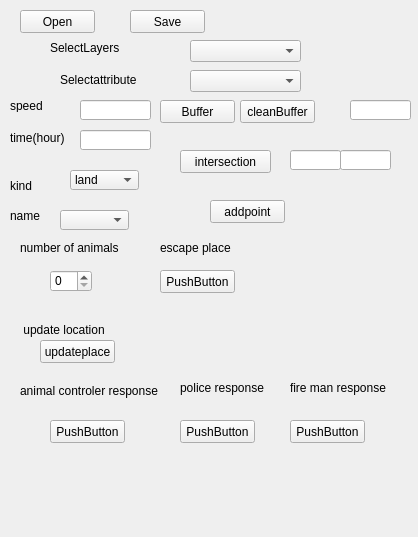
This is escapers/escapers_dockwidget_base.ui in tarapakis/GEO1005 as Qt 5 draws it before an edit. The edited form follows.
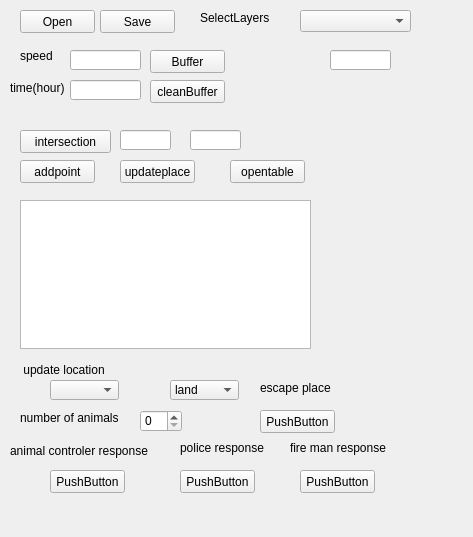
This is the edited form.

```diff
--- a/escapers/escapers_dockwidget_base.ui
+++ b/escapers/escapers_dockwidget_base.ui
@@ -6,7 +6,7 @@
    <rect>
     <x>0</x>
     <y>0</y>
-    <width>418</width>
+    <width>473</width>
     <height>537</height>
    </rect>
   </property>
@@ -17,8 +17,8 @@
    <widget class="QComboBox" name="comboBox">
     <property name="geometry">
      <rect>
-      <x>70</x>
-      <y>170</y>
+      <x>170</x>
+      <y>380</y>
       <width>69</width>
       <height>20</height>
      </rect>
@@ -42,8 +42,8 @@
    <widget class="QComboBox" name="comboBox_2">
     <property name="geometry">
      <rect>
-      <x>60</x>
-      <y>210</y>
+      <x>50</x>
+      <y>380</y>
       <width>69</width>
       <height>20</height>
      </rect>
@@ -53,7 +53,7 @@
     <property name="geometry">
      <rect>
       <x>50</x>
-      <y>420</y>
+      <y>470</y>
       <width>75</width>
       <height>23</height>
      </rect>
@@ -65,8 +65,8 @@
    <widget class="QSpinBox" name="spinBox">
     <property name="geometry">
      <rect>
-      <x>50</x>
-      <y>270</y>
+      <x>140</x>
+      <y>410</y>
       <width>42</width>
       <height>22</height>
      </rect>
@@ -75,8 +75,8 @@
    <widget class="QPushButton" name="cleanButton">
     <property name="geometry">
      <rect>
-      <x>240</x>
-      <y>100</y>
+      <x>150</x>
+      <y>80</y>
       <width>75</width>
       <height>23</height>
      </rect>
@@ -88,8 +88,8 @@
    <widget class="QPushButton" name="pushButton_3">
     <property name="geometry">
      <rect>
-      <x>160</x>
-      <y>270</y>
+      <x>260</x>
+      <y>410</y>
       <width>75</width>
       <height>23</height>
      </rect>
@@ -102,7 +102,7 @@
     <property name="geometry">
      <rect>
       <x>20</x>
-      <y>240</y>
+      <y>410</y>
       <width>141</width>
       <height>16</height>
      </rect>
@@ -115,8 +115,8 @@
     <property name="geometry">
      <rect>
       <x>20</x>
-      <y>320</y>
-      <width>251</width>
+      <y>360</y>
+      <width>111</width>
       <height>20</height>
      </rect>
     </property>
@@ -127,8 +127,8 @@
    <widget class="QLabel" name="label_3">
     <property name="geometry">
      <rect>
-      <x>160</x>
-      <y>240</y>
+      <x>260</x>
+      <y>380</y>
       <width>111</width>
       <height>16</height>
      </rect>
@@ -141,7 +141,7 @@
     <property name="geometry">
      <rect>
       <x>180</x>
-      <y>420</y>
+      <y>470</y>
       <width>75</width>
       <height>23</height>
      </rect>
@@ -154,7 +154,7 @@
     <property name="geometry">
      <rect>
       <x>180</x>
-      <y>380</y>
+      <y>440</y>
       <width>91</width>
       <height>16</height>
      </rect>
@@ -166,8 +166,8 @@
    <widget class="QLabel" name="label_5">
     <property name="geometry">
      <rect>
-      <x>20</x>
-      <y>370</y>
+      <x>10</x>
+      <y>430</y>
       <width>171</width>
       <height>41</height>
      </rect>
@@ -179,8 +179,8 @@
    <widget class="QPushButton" name="pushButton_5">
     <property name="geometry">
      <rect>
-      <x>290</x>
-      <y>420</y>
+      <x>300</x>
+      <y>470</y>
       <width>75</width>
       <height>23</height>
      </rect>
@@ -193,7 +193,7 @@
     <property name="geometry">
      <rect>
       <x>290</x>
-      <y>380</y>
+      <y>440</y>
       <width>131</width>
       <height>16</height>
      </rect>
@@ -218,7 +218,7 @@
    <widget class="QPushButton" name="SaveScenarioButton">
     <property name="geometry">
      <rect>
-      <x>130</x>
+      <x>100</x>
       <y>10</y>
       <width>75</width>
       <height>23</height>
@@ -231,18 +231,8 @@
    <widget class="QComboBox" name="selectLayerCombo">
     <property name="geometry">
      <rect>
-      <x>190</x>
-      <y>40</y>
-      <width>111</width>
-      <height>22</height>
-     </rect>
-    </property>
-   </widget>
-   <widget class="QComboBox" name="selectAttributeCombo">
-    <property name="geometry">
-     <rect>
-      <x>190</x>
-      <y>70</y>
+      <x>300</x>
+      <y>10</y>
       <width>111</width>
       <height>22</height>
      </rect>
@@ -251,8 +241,8 @@
    <widget class="QLabel" name="SelectLayers">
     <property name="geometry">
      <rect>
-      <x>50</x>
-      <y>40</y>
+      <x>200</x>
+      <y>10</y>
       <width>91</width>
       <height>16</height>
      </rect>
@@ -261,24 +251,11 @@
      <string>SelectLayers</string>
     </property>
    </widget>
-   <widget class="QLabel" name="label_7">
-    <property name="geometry">
-     <rect>
-      <x>60</x>
-      <y>70</y>
-      <width>101</width>
-      <height>20</height>
-     </rect>
-    </property>
-    <property name="text">
-     <string>Selectattribute</string>
-    </property>
-   </widget>
    <widget class="QPushButton" name="bufferButton">
     <property name="geometry">
      <rect>
-      <x>160</x>
-      <y>100</y>
+      <x>150</x>
+      <y>50</y>
       <width>75</width>
       <height>23</height>
      </rect>
@@ -290,8 +267,8 @@
    <widget class="QLineEdit" name="bufferCutoffEdit">
     <property name="geometry">
      <rect>
-      <x>350</x>
-      <y>100</y>
+      <x>330</x>
+      <y>50</y>
       <width>61</width>
       <height>20</height>
      </rect>
@@ -300,8 +277,8 @@
    <widget class="QPushButton" name="addpointbutton">
     <property name="geometry">
      <rect>
-      <x>210</x>
-      <y>200</y>
+      <x>20</x>
+      <y>160</y>
       <width>75</width>
       <height>23</height>
      </rect>
@@ -313,8 +290,8 @@
    <widget class="QPushButton" name="intersectionbutton">
     <property name="geometry">
      <rect>
-      <x>180</x>
-      <y>150</y>
+      <x>20</x>
+      <y>130</y>
       <width>91</width>
       <height>23</height>
      </rect>
@@ -326,8 +303,8 @@
    <widget class="QLineEdit" name="layer1Edit">
     <property name="geometry">
      <rect>
-      <x>290</x>
-      <y>150</y>
+      <x>120</x>
+      <y>130</y>
       <width>51</width>
       <height>20</height>
      </rect>
@@ -336,8 +313,8 @@
    <widget class="QLineEdit" name="layer2Edit">
     <property name="geometry">
      <rect>
-      <x>340</x>
-      <y>150</y>
+      <x>190</x>
+      <y>130</y>
       <width>51</width>
       <height>20</height>
      </rect>
@@ -346,8 +323,8 @@
    <widget class="QLineEdit" name="timeEdit">
     <property name="geometry">
      <rect>
-      <x>80</x>
-      <y>130</y>
+      <x>70</x>
+      <y>80</y>
       <width>71</width>
       <height>20</height>
      </rect>
@@ -357,7 +334,7 @@
     <property name="geometry">
      <rect>
       <x>10</x>
-      <y>130</y>
+      <y>80</y>
       <width>61</width>
       <height>16</height>
      </rect>
@@ -369,8 +346,8 @@
    <widget class="QLabel" name="label_9">
     <property name="geometry">
      <rect>
-      <x>10</x>
-      <y>100</y>
+      <x>20</x>
+      <y>50</y>
       <width>54</width>
       <height>12</height>
      </rect>
@@ -379,37 +356,11 @@
      <string>speed</string>
     </property>
    </widget>
-   <widget class="QLabel" name="label_10">
-    <property name="geometry">
-     <rect>
-      <x>10</x>
-      <y>180</y>
-      <width>54</width>
-      <height>12</height>
-     </rect>
-    </property>
-    <property name="text">
-     <string>kind</string>
-    </property>
-   </widget>
-   <widget class="QLabel" name="label_11">
-    <property name="geometry">
-     <rect>
-      <x>10</x>
-      <y>210</y>
-      <width>54</width>
-      <height>12</height>
-     </rect>
-    </property>
-    <property name="text">
-     <string>name</string>
-    </property>
-   </widget>
    <widget class="QLineEdit" name="speedEdit">
     <property name="geometry">
      <rect>
-      <x>80</x>
-      <y>100</y>
+      <x>70</x>
+      <y>50</y>
       <width>71</width>
       <height>20</height>
      </rect>
@@ -418,8 +369,8 @@
    <widget class="QPushButton" name="updatePlaceButton">
     <property name="geometry">
      <rect>
-      <x>40</x>
-      <y>340</y>
+      <x>120</x>
+      <y>160</y>
       <width>75</width>
       <height>23</height>
      </rect>
@@ -428,6 +379,29 @@
      <string>updateplace</string>
     </property>
    </widget>
+   <widget class="QPushButton" name="openTable">
+    <property name="geometry">
+     <rect>
+      <x>230</x>
+      <y>160</y>
+      <width>75</width>
+      <height>23</height>
+     </rect>
+    </property>
+    <property name="text">
+     <string>opentable</string>
+    </property>
+   </widget>
+   <widget class="QTableWidget" name="statisticsTable">
+    <property name="geometry">
+     <rect>
+      <x>20</x>
+      <y>200</y>
+      <width>291</width>
+      <height>149</height>
+     </rect>
+    </property>
+   </widget>
   </widget>
  </widget>
  <resources/>
```
